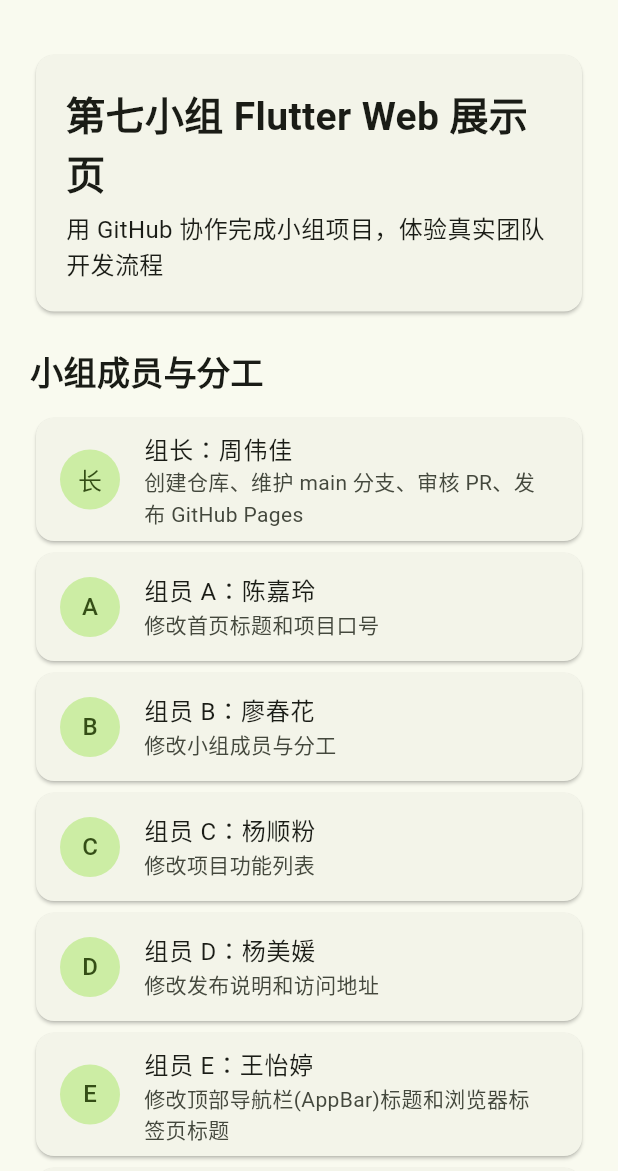
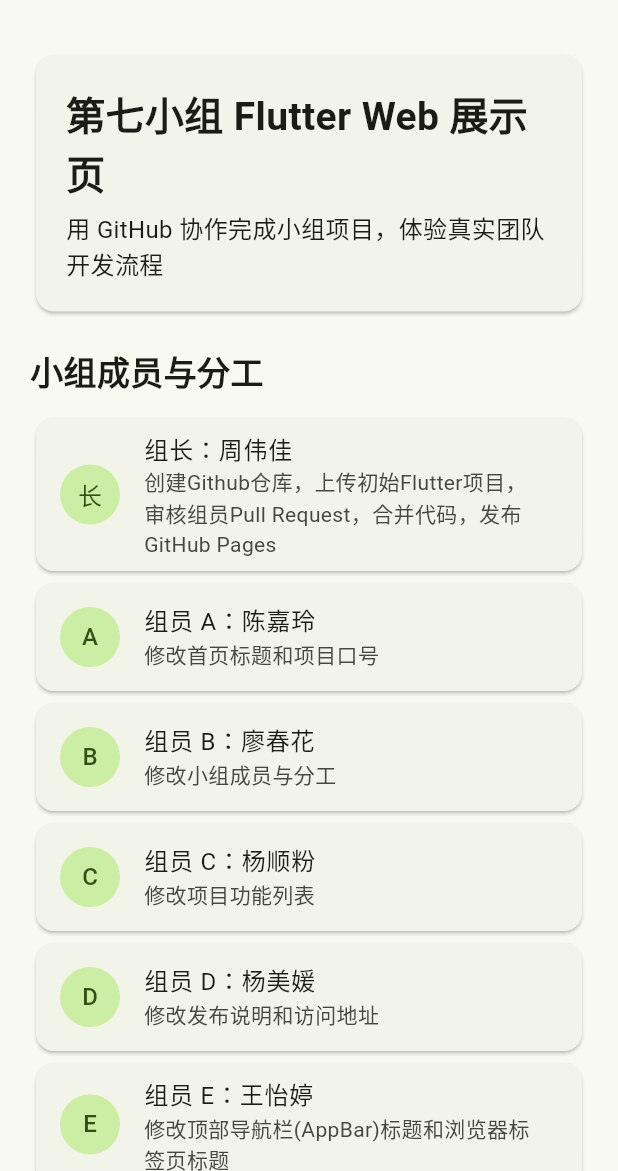
Before and after one commit to wendy-zhou6/group-cooperation-1, a Flutter app: the screen it shows after launch, on a phone screen of 412 x 824 dp, the part 65-1236 px from its top. Run offline on Flutter 3.47's test engine with Material 3 defaults, Android fonts, the phone set to English and light mode, and no system bars.

Commit message:
fix: format team members list

```diff
--- a/lib/main.dart
+++ b/lib/main.dart
@@ -29,7 +29,7 @@ class TeamHomePage extends StatelessWidget {
 
   static const List<TeamMember> members = [
     TeamMember(
-        role: '组长', name: '周伟佳', task: '创建仓库、维护 main 分支、审核 PR、发布 GitHub Pages'),
+        role: '组长', name: '周伟佳', task: '创建Github仓库，上传初始Flutter项目，审核组员Pull Request，合并代码，发布 GitHub Pages'),
     TeamMember(role: '组员 A', name: '陈嘉玲', task: '修改首页标题和项目口号'),
     TeamMember(role: '组员 B', name: '廖春花', task: '修改小组成员与分工'),
     TeamMember(role: '组员 C', name: '杨顺粉', task: '修改项目功能列表'),
```
